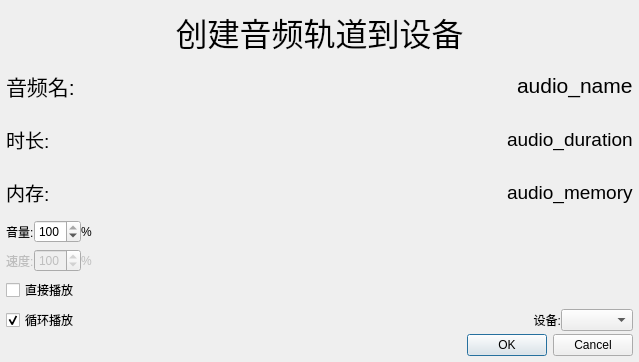
Before: the Qt Designer form newaudioorbitdialog.ui in xiangCaO233/XPlayer, drawn with Qt 5.
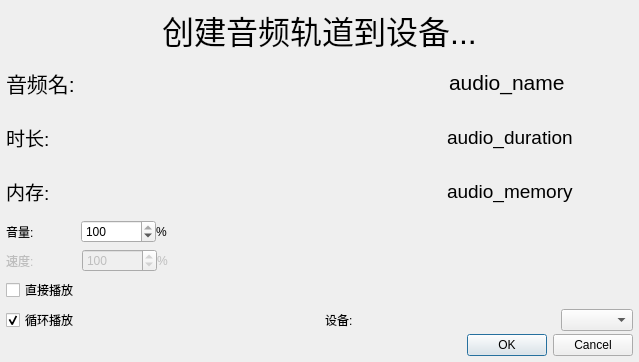
After: the same form once the commit is applied.

```diff
--- a/newaudioorbitdialog.ui
+++ b/newaudioorbitdialog.ui
@@ -43,10 +43,10 @@
       </font>
      </property>
      <property name="text">
-      <string>创建音频轨道到设备</string>
+      <string>创建音频轨道到设备...</string>
      </property>
      <property name="alignment">
-      <set>Qt::AlignmentFlag::AlignCenter</set>
+      <set>Qt::AlignCenter</set>
      </property>
     </widget>
    </item>
@@ -80,7 +80,7 @@
       <item>
        <spacer name="horizontalSpacer_8">
         <property name="orientation">
-         <enum>Qt::Orientation::Horizontal</enum>
+         <enum>Qt::Vertical</enum>
         </property>
         <property name="sizeHint" stdset="0">
          <size>
@@ -135,7 +135,7 @@
       <item>
        <spacer name="horizontalSpacer_9">
         <property name="orientation">
-         <enum>Qt::Orientation::Horizontal</enum>
+         <enum>Qt::Vertical</enum>
         </property>
         <property name="sizeHint" stdset="0">
          <size>
@@ -190,7 +190,7 @@
       <item>
        <spacer name="horizontalSpacer_2">
         <property name="orientation">
-         <enum>Qt::Orientation::Horizontal</enum>
+         <enum>Qt::Vertical</enum>
         </property>
         <property name="sizeHint" stdset="0">
          <size>
@@ -234,7 +234,7 @@
        <number>2</number>
       </property>
       <property name="verticalSpacing">
-       <number>-1</number>
+       <number>6</number>
       </property>
       <item row="0" column="0">
        <widget class="QWidget" name="volume_control_widget" native="true">
@@ -284,7 +284,7 @@
          <item>
           <spacer name="horizontalSpacer_7">
            <property name="orientation">
-            <enum>Qt::Orientation::Horizontal</enum>
+            <enum>Qt::Vertical</enum>
            </property>
            <property name="sizeHint" stdset="0">
             <size>
@@ -320,9 +320,6 @@
            <property name="text">
             <string>设备:</string>
            </property>
-           <property name="alignment">
-            <set>Qt::AlignmentFlag::AlignRight|Qt::AlignmentFlag::AlignTrailing|Qt::AlignmentFlag::AlignVCenter</set>
-           </property>
           </widget>
          </item>
          <item>
@@ -334,7 +331,7 @@
             </sizepolicy>
            </property>
            <property name="sizeAdjustPolicy">
-            <enum>QComboBox::SizeAdjustPolicy::AdjustToContents</enum>
+            <enum>QComboBox::AdjustToContents</enum>
            </property>
            <property name="frame">
             <bool>true</bool>
@@ -404,7 +401,7 @@
          <item>
           <spacer name="horizontalSpacer_3">
            <property name="orientation">
-            <enum>Qt::Orientation::Horizontal</enum>
+            <enum>Qt::Vertical</enum>
            </property>
            <property name="sizeHint" stdset="0">
             <size>
@@ -420,7 +417,7 @@
       <item row="0" column="1">
        <spacer name="horizontalSpacer_5">
         <property name="orientation">
-         <enum>Qt::Orientation::Horizontal</enum>
+         <enum>Qt::Vertical</enum>
         </property>
         <property name="sizeHint" stdset="0">
          <size>
@@ -458,7 +455,7 @@
          <item>
           <spacer name="horizontalSpacer">
            <property name="orientation">
-            <enum>Qt::Orientation::Horizontal</enum>
+            <enum>Qt::Vertical</enum>
            </property>
            <property name="sizeHint" stdset="0">
             <size>
@@ -505,7 +502,7 @@
          <item>
           <spacer name="horizontalSpacer_4">
            <property name="orientation">
-            <enum>Qt::Orientation::Horizontal</enum>
+            <enum>Qt::Vertical</enum>
            </property>
            <property name="sizeHint" stdset="0">
             <size>
@@ -523,11 +520,8 @@
    </item>
    <item>
     <widget class="QDialogButtonBox" name="buttonBox">
-     <property name="orientation">
-      <enum>Qt::Orientation::Horizontal</enum>
-     </property>
      <property name="standardButtons">
-      <set>QDialogButtonBox::StandardButton::Cancel|QDialogButtonBox::StandardButton::Ok</set>
+      <set>QDialogButtonBox::Cancel|QDialogButtonBox::Ok</set>
      </property>
     </widget>
    </item>
```
